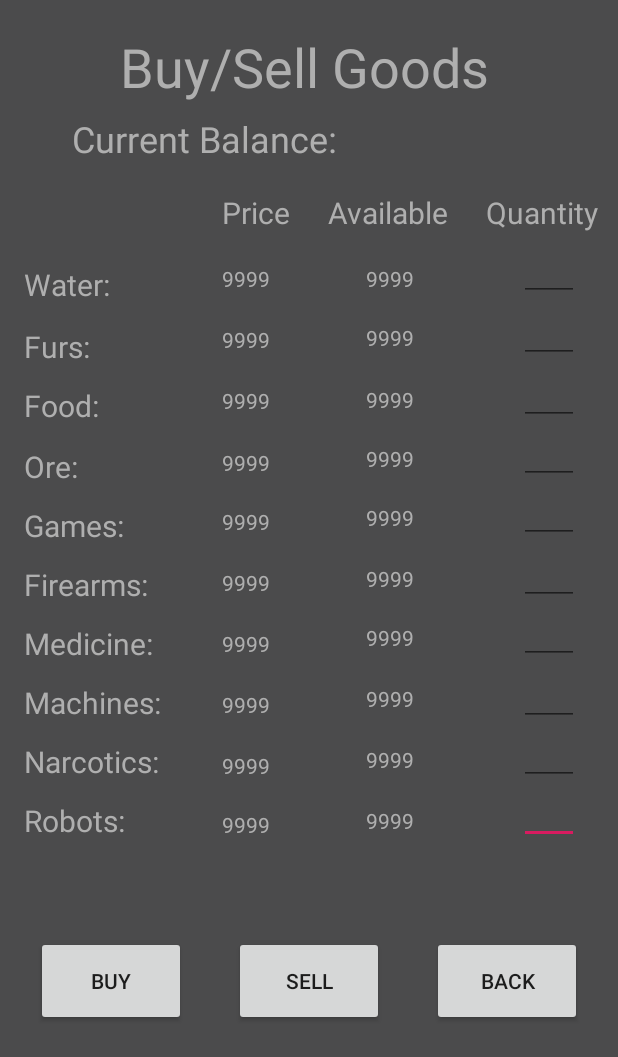
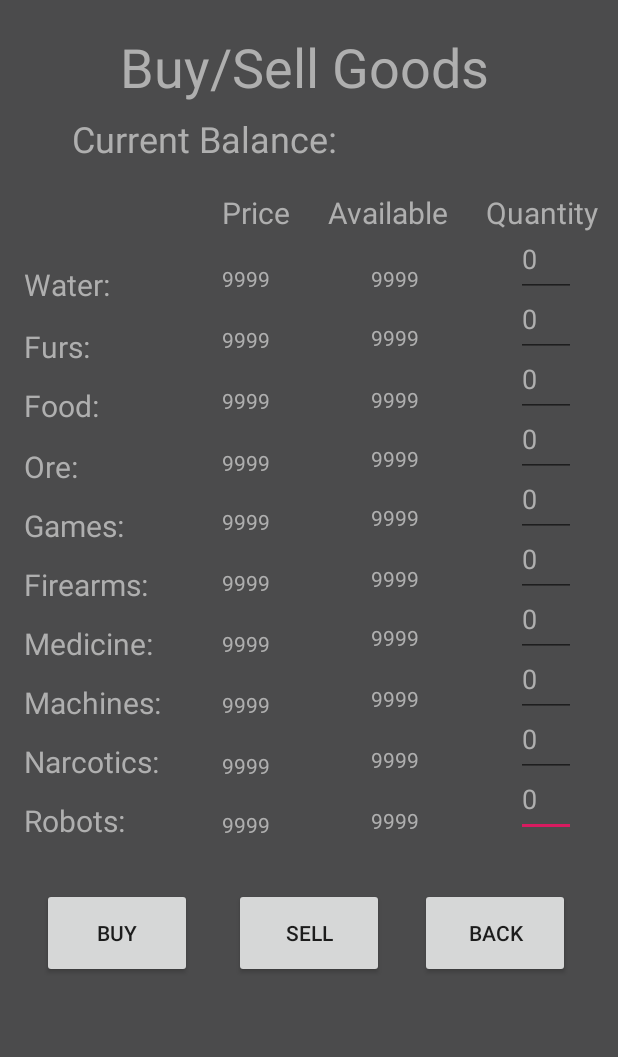
Before and after one commit to tjones329/Team-62A-Palm-Pilot-Game, an Android app: the BuyActivity screen opened directly, with no data from a screen before it, on a phone screen of 412 x 824 dp. Shown: the top 1057 px of the screen. Run offline under Robolectric (Android 15) with nearby library versions, the phone set to English and light mode, and no system bars; 25 statements that could not run were skipped.

Commit message:
connected the code to firebase

```diff
--- a/app/build.gradle
+++ b/app/build.gradle
@@ -19,6 +19,7 @@ android {
 }
 
 dependencies {
+    implementation 'com.google.firebase:firebase-core:16.0.8'
     implementation fileTree(dir: 'libs', include: ['*.jar'])
     implementation 'com.android.support:appcompat-v7:28.0.0'
     implementation 'com.android.support.constraint:constraint-layout:1.1.3'
@@ -27,3 +28,4 @@ dependencies {
     androidTestImplementation 'com.android.support.test:runner:1.0.2'
     androidTestImplementation 'com.android.support.test.espresso:espresso-core:3.0.2'
 }
+apply plugin: 'com.google.gms.google-services'
--- a/app/src/main/res/layout/activity_buy_goods.xml
+++ b/app/src/main/res/layout/activity_buy_goods.xml
@@ -9,116 +9,126 @@
     <EditText
         android:id="@+id/q10"
         android:layout_width="40dp"
-        android:layout_height="25dp"
-        android:layout_marginStart="70dp"
-        android:layout_marginTop="14dp"
+        android:layout_height="50dp"
+        android:layout_marginStart="344dp"
+        android:layout_marginTop="508dp"
         android:ems="10"
         android:inputType="number"
-        app:layout_constraintStart_toEndOf="@+id/a10"
-        app:layout_constraintTop_toBottomOf="@+id/q9" />
+        android:textColor="#AFAFAF"
+        app:layout_constraintStart_toStartOf="parent"
+        app:layout_constraintTop_toTopOf="parent" />
 
     <EditText
         android:id="@+id/q9"
         android:layout_width="40dp"
-        android:layout_height="25dp"
-        android:layout_marginStart="70dp"
-        android:layout_marginTop="14dp"
+        android:layout_height="50dp"
+        android:layout_marginStart="344dp"
+        android:layout_marginTop="468dp"
         android:ems="10"
         android:inputType="number"
-        app:layout_constraintStart_toEndOf="@+id/a9"
-        app:layout_constraintTop_toBottomOf="@+id/q8" />
+        android:textColor="#AFAFAF"
+        app:layout_constraintStart_toStartOf="parent"
+        app:layout_constraintTop_toTopOf="parent" />
 
     <EditText
         android:id="@+id/q8"
         android:layout_width="40dp"
-        android:layout_height="25dp"
-        android:layout_marginStart="70dp"
-        android:layout_marginTop="16dp"
+        android:layout_height="50dp"
+        android:layout_marginStart="344dp"
+        android:layout_marginTop="428dp"
         android:ems="10"
         android:inputType="number"
-        app:layout_constraintStart_toEndOf="@+id/a8"
-        app:layout_constraintTop_toBottomOf="@+id/q7" />
+        android:textColor="#AFAFAF"
+        app:layout_constraintStart_toStartOf="parent"
+        app:layout_constraintTop_toTopOf="parent" />
 
     <EditText
         android:id="@+id/q7"
         android:layout_width="40dp"
-        android:layout_height="25dp"
-        android:layout_marginStart="70dp"
-        android:layout_marginTop="14dp"
+        android:layout_height="50dp"
+        android:layout_marginStart="344dp"
+        android:layout_marginTop="388dp"
         android:ems="10"
         android:inputType="number"
-        app:layout_constraintStart_toEndOf="@+id/a7"
-        app:layout_constraintTop_toBottomOf="@+id/q6" />
+        android:textColor="#AFAFAF"
+        app:layout_constraintStart_toStartOf="parent"
+        app:layout_constraintTop_toTopOf="parent" />
 
     <EditText
         android:id="@+id/q6"
         android:layout_width="40dp"
-        android:layout_height="25dp"
-        android:layout_marginStart="70dp"
-        android:layout_marginTop="16dp"
+        android:layout_height="50dp"
+        android:layout_marginStart="344dp"
+        android:layout_marginTop="348dp"
         android:ems="10"
         android:inputType="number"
-        app:layout_constraintStart_toEndOf="@+id/a6"
-        app:layout_constraintTop_toBottomOf="@+id/q5" />
+        android:textColor="#AFAFAF"
+        app:layout_constraintStart_toStartOf="parent"
+        app:layout_constraintTop_toTopOf="parent" />
 
     <EditText
         android:id="@+id/q5"
         android:layout_width="40dp"
-        android:layout_height="25dp"
-        android:layout_marginStart="70dp"
-        android:layout_marginTop="14dp"
+        android:layout_height="50dp"
+        android:layout_marginStart="344dp"
+        android:layout_marginTop="308dp"
         android:ems="10"
         android:inputType="number"
-        app:layout_constraintStart_toEndOf="@+id/a5"
-        app:layout_constraintTop_toBottomOf="@+id/q4" />
+        android:textColor="#AFAFAF"
+        app:layout_constraintStart_toStartOf="parent"
+        app:layout_constraintTop_toTopOf="parent" />
 
     <EditText
         android:id="@+id/q4"
         android:layout_width="40dp"
-        android:layout_height="25dp"
-        android:layout_marginStart="70dp"
-        android:layout_marginTop="14dp"
+        android:layout_height="50dp"
+        android:layout_marginStart="344dp"
+        android:layout_marginTop="268dp"
         android:ems="10"
         android:inputType="number"
-        app:layout_constraintStart_toEndOf="@+id/a4"
-        app:layout_constraintTop_toBottomOf="@+id/q3" />
+        android:textColor="#AFAFAF"
+        app:layout_constraintStart_toStartOf="parent"
+        app:layout_constraintTop_toTopOf="parent" />
 
     <TextView
         android:id="@+id/a8"
-        android:layout_width="wrap_content"
+        android:layout_width="35dp"
         android:layout_height="25dp"
         android:layout_marginStart="64dp"
         android:layout_marginTop="15dp"
         android:text="9999"
+        android:textAlignment="viewStart"
         android:textColor="#AFAFAF"
         app:layout_constraintStart_toEndOf="@+id/p8"
         app:layout_constraintTop_toBottomOf="@+id/a7" />
 
     <TextView
         android:id="@+id/a9"
-        android:layout_width="wrap_content"
+        android:layout_width="35dp"
         android:layout_height="25dp"
         android:layout_marginStart="64dp"
         android:layout_marginTop="15dp"
         android:text="9999"
+        android:textAlignment="viewStart"
         android:textColor="#AFAFAF"
         app:layout_constraintStart_toEndOf="@+id/p9"
         app:layout_constraintTop_toBottomOf="@+id/a8" />
 
     <TextView
         android:id="@+id/a10"
-        android:layout_width="wrap_content"
+        android:layout_width="35dp"
         android:layout_height="25dp"
         android:layout_marginStart="64dp"
         android:layout_marginTop="15dp"
         android:text="9999"
+        android:textAlignment="viewStart"
         android:textColor="#AFAFAF"
         app:layout_constraintStart_toEndOf="@+id/p10"
         app:layout_constraintTop_toBottomOf="@+id/a9" />
 
     <TextView
         android:id="@+id/p3"
-        android:layout_width="wrap_content"
+        android:layout_width="35dp"
         android:layout_height="25dp"
         android:layout_marginStart="32dp"
         android:layout_marginTop="15dp"
@@ -129,7 +139,7 @@
 
     <TextView
         android:id="@+id/p4"
-        android:layout_width="wrap_content"
+        android:layout_width="35dp"
         android:layout_height="25dp"
         android:layout_marginStart="32dp"
         android:layout_marginTop="16dp"
@@ -140,7 +150,7 @@
 
     <TextView
         android:id="@+id/p5"
-        android:layout_width="wrap_content"
+        android:layout_width="35dp"
         android:layout_height="25dp"
         android:layout_marginStart="32dp"
         android:layout_marginTop="14dp"
@@ -151,7 +161,7 @@
 
     <TextView
         android:id="@+id/p6"
-        android:layout_width="wrap_content"
+        android:layout_width="35dp"
         android:layout_height="25dp"
         android:layout_marginStart="32dp"
         android:layout_marginTop="15dp"
@@ -162,7 +172,7 @@
 
     <TextView
         android:id="@+id/p7"
-        android:layout_width="wrap_content"
+        android:layout_width="35dp"
         android:layout_height="25dp"
         android:layout_marginStart="32dp"
         android:layout_marginTop="15dp"
@@ -173,7 +183,7 @@
 
     <TextView
         android:id="@+id/p8"
-        android:layout_width="wrap_content"
+        android:layout_width="35dp"
         android:layout_height="25dp"
         android:layout_marginStart="32dp"
         android:layout_marginTop="15dp"
@@ -184,7 +194,7 @@
 
     <TextView
         android:id="@+id/p9"
-        android:layout_width="wrap_content"
+        android:layout_width="35dp"
         android:layout_height="25dp"
         android:layout_marginStart="32dp"
         android:layout_marginTop="15dp"
@@ -195,7 +205,7 @@
 
     <TextView
         android:id="@+id/p10"
-        android:layout_width="wrap_content"
+        android:layout_width="35dp"
         android:layout_height="25dp"
         android:layout_marginStart="32dp"
         android:layout_marginTop="14dp"
@@ -209,10 +219,11 @@
         android:layout_width="100dp"
         android:layout_height="60dp"
         android:layout_marginStart="28dp"
-        android:layout_marginTop="624dp"
+        android:layout_marginTop="592dp"
         android:layout_marginEnd="28dp"
         android:text="Sell"
         app:layout_constraintEnd_toStartOf="@+id/buttonBuySellBack"
+        app:layout_constraintHorizontal_bias="0.0"
         app:layout_constraintStart_toEndOf="@+id/buttonBuyItems"
         app:layout_constraintTop_toTopOf="parent" />
 
@@ -220,10 +231,10 @@
         android:id="@+id/buttonBuyItems"
         android:layout_width="100dp"
         android:layout_height="60dp"
-        android:layout_marginStart="24dp"
-        android:layout_marginTop="624dp"
+        android:layout_marginStart="28dp"
+        android:layout_marginTop="592dp"
+        android:onClick="onBuyPressed"
         android:text="Buy"
-        android:onClick="onBuyPressed"
         app:layout_constraintStart_toStartOf="parent"
         app:layout_constraintTop_toTopOf="parent" />
 
@@ -399,7 +410,7 @@
 
     <TextView
         android:id="@+id/p1"
-        android:layout_width="wrap_content"
+        android:layout_width="35dp"
         android:layout_height="25dp"
         android:layout_marginStart="32dp"
         android:layout_marginTop="176dp"
@@ -410,7 +421,7 @@
 
     <TextView
         android:id="@+id/p2"
-        android:layout_width="wrap_content"
+        android:layout_width="35dp"
         android:layout_height="25dp"
         android:layout_marginStart="32dp"
         android:layout_marginTop="15dp"
@@ -421,77 +432,84 @@
 
     <TextView
         android:id="@+id/a1"
-        android:layout_width="wrap_content"
+        android:layout_width="35dp"
         android:layout_height="25dp"
         android:layout_marginStart="64dp"
         android:layout_marginTop="176dp"
         android:text="9999"
+        android:textAlignment="viewStart"
         android:textColor="#AFAFAF"
         app:layout_constraintStart_toEndOf="@+id/p1"
         app:layout_constraintTop_toTopOf="parent" />
 
     <TextView
         android:id="@+id/a2"
-        android:layout_width="wrap_content"
+        android:layout_width="35dp"
         android:layout_height="25dp"
         android:layout_marginStart="64dp"
         android:layout_marginTop="14dp"
         android:text="9999"
+        android:textAlignment="viewStart"
         android:textColor="#AFAFAF"
         app:layout_constraintStart_toEndOf="@+id/p2"
         app:layout_constraintTop_toBottomOf="@+id/a1" />
 
     <TextView
         android:id="@+id/a3"
-        android:layout_width="wrap_content"
+        android:layout_width="35dp"
         android:layout_height="25dp"
         android:layout_marginStart="64dp"
         android:layout_marginTop="16dp"
         android:text="9999"
+        android:textAlignment="viewStart"
         android:textColor="#AFAFAF"
         app:layout_constraintStart_toEndOf="@+id/p3"
         app:layout_constraintTop_toBottomOf="@+id/a2" />
 
     <TextView
         android:id="@+id/a4"
-        android:layout_width="wrap_content"
+        android:layout_width="35dp"
         android:layout_height="25dp"
         android:layout_marginStart="64dp"
         android:layout_marginTop="14dp"
         android:text="9999"
+        android:textAlignment="viewStart"
         android:textColor="#AFAFAF"
         app:layout_constraintStart_toEndOf="@+id/p4"
         app:layout_constraintTop_toBottomOf="@+id/a3" />
 
     <TextView
         android:id="@+id/a6"
-        android:layout_width="wrap_content"
+        android:layout_width="35dp"
         android:layout_height="25dp"
         android:layout_marginStart="64dp"
         android:layout_marginTop="15dp"
         android:text="9999"
+        android:textAlignment="viewStart"
         android:textColor="#AFAFAF"
         app:layout_constraintStart_toEndOf="@+id/p6"
         app:layout_constraintTop_toBottomOf="@+id/a5" />
 
     <TextView
         android:id="@+id/a7"
-        android:layout_width="wrap_content"
+        android:layout_width="35dp"
         android:layout_height="25dp"
         android:layout_marginStart="64dp"
         android:layout_marginTop="14dp"
         android:text="9999"
+        android:textAlignment="viewStart"
         android:textColor="#AFAFAF"
         app:layout_constraintStart_toEndOf="@+id/p7"
         app:layout_constraintTop_toBottomOf="@+id/a6" />
 
     <TextView
         android:id="@+id/a5"
-        android:layout_width="wrap_content"
+        android:layout_width="35dp"
         android:layout_height="25dp"
         android:layout_marginStart="64dp"
         android:layout_marginTop="14dp"
         android:text="9999"
+        android:textAlignment="viewStart"
         android:textColor="#AFAFAF"
         app:layout_constraintStart_toEndOf="@+id/p5"
         app:layout_constraintTop_toBottomOf="@+id/a4" />
@@ -500,10 +518,10 @@
         android:id="@+id/buttonBuySellBack"
         android:layout_width="100dp"
         android:layout_height="60dp"
-        android:layout_marginTop="624dp"
-        android:layout_marginEnd="24dp"
+        android:layout_marginTop="592dp"
+        android:layout_marginEnd="32dp"
+        android:onClick="onBackPressed"
         android:text="Back"
-        android:onClick="onBackPressed"
         app:layout_constraintEnd_toEndOf="parent"
         app:layout_constraintTop_toTopOf="parent" />
 
@@ -522,34 +540,38 @@
     <EditText
         android:id="@+id/q1"
         android:layout_width="40dp"
-        android:layout_height="25dp"
-        android:layout_marginStart="70dp"
-        android:layout_marginTop="20dp"
+        android:layout_height="50dp"
+        android:layout_marginStart="344dp"
+        android:layout_marginTop="148dp"
         android:ems="10"
         android:inputType="number"
-        app:layout_constraintStart_toEndOf="@+id/a1"
-        app:layout_constraintTop_toBottomOf="@+id/textQuantity" />
+        android:textColor="#AFAFAF"
+        android:textSize="18sp"
+        app:layout_constraintStart_toStartOf="parent"
+        app:layout_constraintTop_toTopOf="parent" />
 
     <EditText
         android:id="@+id/q2"
         android:layout_width="40dp"
-        android:layout_height="25dp"
-        android:layout_marginStart="70dp"
-        android:layout_marginTop="16dp"
+        android:layout_height="50dp"
+        android:layout_marginStart="344dp"
+        android:layout_marginTop="188dp"
         android:ems="10"
         android:inputType="number"
-        app:layout_constraintStart_toEndOf="@+id/a2"
-        app:layout_constraintTop_toBottomOf="@+id/q1" />
+        android:textColor="#AFAFAF"
+        app:layout_constraintStart_toStartOf="parent"
+        app:layout_constraintTop_toTopOf="parent" />
 
     <EditText
         android:id="@+id/q3"
         android:layout_width="40dp"
-        android:layout_height="25dp"
-        android:layout_marginStart="70dp"
-        android:layout_marginTop="16dp"
+        android:layout_height="50dp"
+        android:layout_marginStart="344dp"
+        android:layout_marginTop="228dp"
         android:ems="10"
         android:inputType="number"
-        app:layout_constraintStart_toEndOf="@+id/a3"
-        app:layout_constraintTop_toBottomOf="@+id/q2" />
+        android:textColor="#AFAFAF"
+        app:layout_constraintStart_toStartOf="parent"
+        app:layout_constraintTop_toTopOf="parent" />
 
 </android.support.constraint.ConstraintLayout>
--- a/build.gradle
+++ b/build.gradle
@@ -7,6 +7,7 @@ buildscript {
 
     }
     dependencies {
+        classpath 'com.google.gms:google-services:4.0.1'
         classpath 'com.android.tools.build:gradle:3.3.1'
 
         // NOTE: Do not place your application dependencies here; they belong
```
Also changed, not shown: 1 other file.
